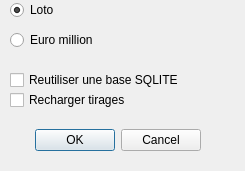
Qt form choixjeux.ui (pbarreau/stat) before a commit.
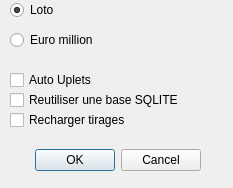
The same form after that commit.

What changed in the file:
```diff
--- a/choixjeux.ui
+++ b/choixjeux.ui
@@ -6,8 +6,8 @@
    <rect>
     <x>0</x>
     <y>0</y>
-    <width>245</width>
-    <height>171</height>
+    <width>233</width>
+    <height>188</height>
    </rect>
   </property>
   <property name="windowTitle">
@@ -17,7 +17,7 @@
    <property name="geometry">
     <rect>
      <x>-20</x>
-     <y>120</y>
+     <y>140</y>
      <width>221</width>
      <height>41</height>
     </rect>
@@ -62,7 +62,7 @@
    <property name="geometry">
     <rect>
      <x>10</x>
-     <y>70</y>
+     <y>90</y>
      <width>176</width>
      <height>20</height>
     </rect>
@@ -75,7 +75,7 @@
    <property name="geometry">
     <rect>
      <x>10</x>
-     <y>90</y>
+     <y>110</y>
      <width>161</width>
      <height>20</height>
     </rect>
@@ -84,6 +84,19 @@
     <string>Recharger tirages</string>
    </property>
   </widget>
+  <widget class="QCheckBox" name="chk_autoUpl">
+   <property name="geometry">
+    <rect>
+     <x>10</x>
+     <y>70</y>
+     <width>91</width>
+     <height>20</height>
+    </rect>
+   </property>
+   <property name="text">
+    <string>Auto Uplets</string>
+   </property>
+  </widget>
  </widget>
  <resources/>
  <connections>
```
